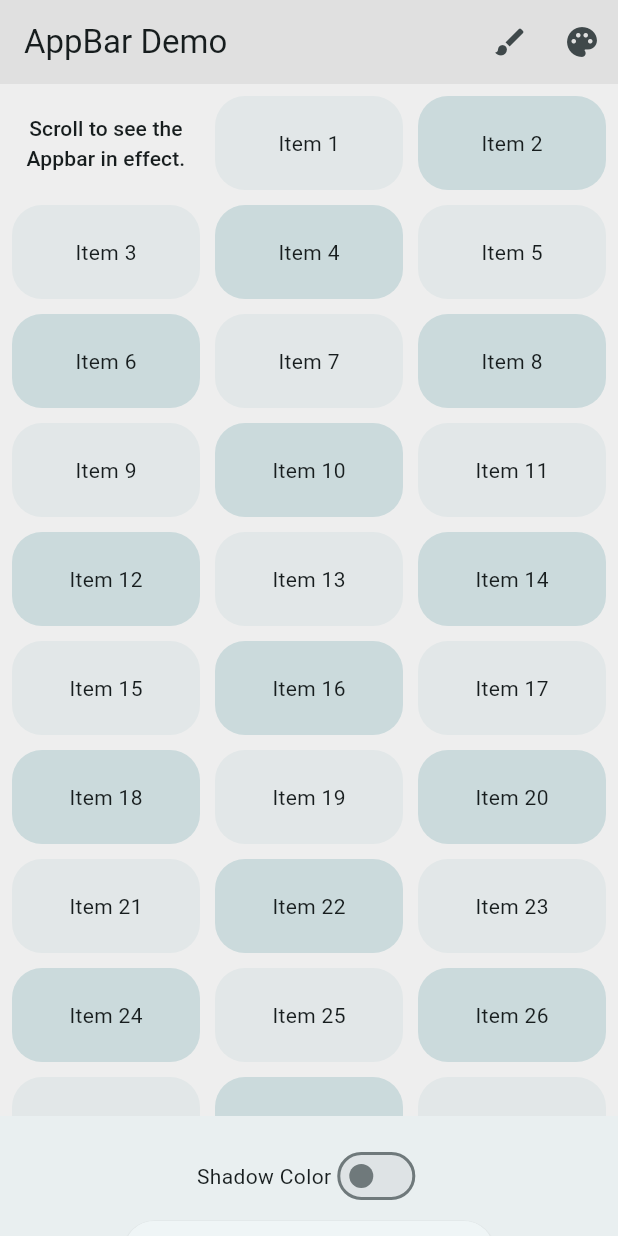
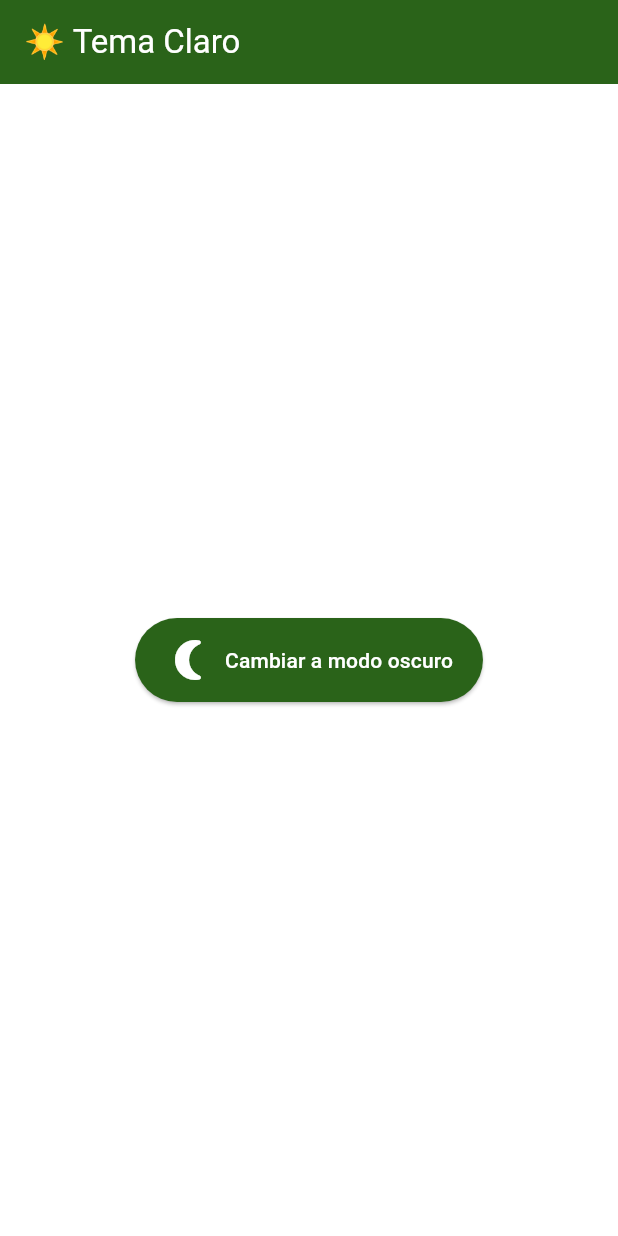
Before and after one commit to davidramire/Clase-18-octubre, a Flutter app: the screen it shows after launch, on a phone screen of 412 x 824 dp. Run offline on Flutter 3.47's test engine with Material 3 defaults, Android fonts, the phone set to English and light mode, and no system bars.

Commit message:
cambio de color

```diff
--- a/lib/main.dart
+++ b/lib/main.dart
@@ -1,186 +1,116 @@
 import 'package:flutter/material.dart';
 
-/// Flutter code sample for [AppBar] with dynamic color, SnackBar, and Switch.
+void main() {
+  runApp(const MyApp());
+}
 
-final List<int> _items = List<int>.generate(51, (int index) => index);
+class MyApp extends StatefulWidget {
+  const MyApp({super.key});
 
-void main() => runApp(const AppBarApp());
+  @override
+  State<MyApp> createState() => _MyAppState();
+}
 
-class AppBarApp extends StatelessWidget {
-  const AppBarApp({super.key});
+class _MyAppState extends State<MyApp> {
+  // Estado inicial: tema claro
+  ThemeMode _themeMode = ThemeMode.light;
+
+  // Cambia entre claro y oscuro
+  void _toggleTheme() {
+    setState(() {
+      _themeMode =
+          _themeMode == ThemeMode.light ? ThemeMode.dark : ThemeMode.light;
+    });
+  }
 
   @override
   Widget build(BuildContext context) {
     return MaterialApp(
-      theme: ThemeData(colorSchemeSeed: const Color(0xff00BCD4)),
-      debugShowCheckedModeBanner: false, // Añadido para quitar el banner de debug
-      home: const AppBarExample(),
+      title: 'Tema Claro y Oscuro',
+      debugShowCheckedModeBanner: false,
+
+      // ☀️ Tema claro
+      theme: ThemeData(
+        brightness: Brightness.light,
+        colorScheme: const ColorScheme.light(
+          primary: Color.fromARGB(255, 42, 99, 25),
+          onPrimary: Colors.white,
+          background: Color(0xFFFFFBFE),
+          onBackground: Color(0xFF1C1B1F),
+        ),
+        useMaterial3: true,
+      ),
+
+      // 🌙 Tema oscuro
+      darkTheme: ThemeData(
+        brightness: Brightness.dark,
+        colorScheme: const ColorScheme.dark(
+          primary: Color.fromARGB(255, 158, 145, 30),
+          onPrimary: Color(0xFF381E72),
+          background: Color(0xFF1C1B1F),
+          onBackground: Color(0xFFE6E1E5),
+        ),
+        useMaterial3: true,
+      ),
+
+      // Tema actual
+      themeMode: _themeMode,
+
+      home: MyHomePage(
+        onToggleTheme: _toggleTheme,
+        isDarkMode: _themeMode == ThemeMode.dark,
+      ),
     );
   }
 }
 
-class AppBarExample extends StatefulWidget {
-  const AppBarExample({super.key});
+class MyHomePage extends StatelessWidget {
+  final VoidCallback onToggleTheme;
+  final bool isDarkMode;
 
-  @override
-  State<AppBarExample> createState() => _AppBarExampleState();
-}
-
-class _AppBarExampleState extends State<AppBarExample> {
-  bool shadowColor = false;
-  double? scrolledUnderElevation;
-  Color appBarColor = const Color.fromARGB(255, 224, 224, 224);
-  Color scaffoldBackgroundColor = Colors.grey[200]!;
-  final List<Color> _appBarColors = [Colors.blue, const Color.fromARGB(255, 42, 107, 133), const Color.fromARGB(255, 59, 34, 32), const Color.fromARGB(255, 89, 44, 97), const Color.fromARGB(255, 179, 121, 34)];
-  final List<Color> _scaffoldColors = [Colors.grey[200]!, Colors.lightGreen[200]!, Colors.pink[200]!, Colors.teal[200]!, Colors.amber[200]!];
-  int _currentAppBarColorIndex = 0;
-  int _currentScaffoldColorIndex = 0;
-
-  void _changeAppBarColor(int newIndex, bool isAppBar) {
-    setState(() {
-      if (isAppBar) {
-        _currentAppBarColorIndex = newIndex;
-        appBarColor = _appBarColors[_currentAppBarColorIndex];
-      } else {
-        _currentScaffoldColorIndex = newIndex;
-        scaffoldBackgroundColor = _scaffoldColors[_currentScaffoldColorIndex];
-      }
-    });
-  }
-
-  void _showElevationSnackBar() {
-    ScaffoldMessenger.of(context).showSnackBar(
-      SnackBar(
-        content: Text('scrolledUnderElevation: ${scrolledUnderElevation ?? 'default'}'),
-        duration: const Duration(seconds: 2),
-      ),
-    );
-  }
+  const MyHomePage({
+    super.key,
+    required this.onToggleTheme,
+    required this.isDarkMode,
+  });
 
   @override
   Widget build(BuildContext context) {
-    final ColorScheme colorScheme = Theme.of(context).colorScheme;
-    final Color oddItemColor = colorScheme.primary.withOpacity(0.05);
-    final Color evenItemColor = colorScheme.primary.withOpacity(0.15);
+    final theme = Theme.of(context).colorScheme;
 
     return Scaffold(
-      backgroundColor: scaffoldBackgroundColor,
       appBar: AppBar(
-        title: const Text('AppBar Demo'),
-        scrolledUnderElevation: scrolledUnderElevation,
-        shadowColor: shadowColor ? Theme.of(context).colorScheme.shadow : null,
-        backgroundColor: appBarColor,
-        actions: [
-          PopupMenuButton<int>(
-            icon: const Icon(Icons.brush),
-            onSelected: (int newIndex) => _changeAppBarColor(newIndex, true),
-            itemBuilder: (BuildContext context) {
-              return _appBarColors.asMap().entries.map((entry) {
-                final index = entry.key;
-                final color = entry.value;
-                return PopupMenuItem<int>(
-                  value: index,
-                  child: ListTile(
-                    leading: Container(
-                      width: 20,
-                      height: 20,
-                      color: color,
-                    ),
-                    title: Text('AppBar Color ${index + 1}'),
-                  ),
-                );
-              }).toList();
-            },
+        title: Text(isDarkMode ? "🌙 Tema Oscuro" : "☀️ Tema Claro"),
+        backgroundColor: theme.primary,
+        foregroundColor: theme.onPrimary,
+      ),
+      body: Center(
+        child: ElevatedButton.icon(
+          onPressed: onToggleTheme,
+
+          // 🌟 Ícono animado
+          icon: AnimatedSwitcher(
+            duration: const Duration(milliseconds: 600),
+            transitionBuilder: (child, animation) => RotationTransition(
+              turns: Tween(begin: 0.75, end: 1.0).animate(animation),
+              child: FadeTransition(opacity: animation, child: child),
+            ),
+            child: Icon(
+              isDarkMode ? Icons.wb_sunny : Icons.nightlight_round,
+              key: ValueKey<bool>(isDarkMode),
+              size: 32,
+            ),
           ),
-          PopupMenuButton<int>(
-            icon: const Icon(Icons.palette),
-            onSelected: (int newIndex) => _changeAppBarColor(newIndex, false),
-            itemBuilder: (BuildContext context) {
-              return _scaffoldColors.asMap().entries.map((entry) {
-                final index = entry.key;
-                final color = entry.value;
-                return PopupMenuItem<int>(
-                  value: index,
-                  child: ListTile(
-                    leading: Container(
-                      width: 20,
-                      height: 20,
-                      color: color,
-                    ),
-                    title: Text('Scaffold Color ${index + 1}'),
-                  ),
-                );
-              }).toList();
-            },
+
+          // Texto dinámico
+          label: Text(
+            isDarkMode ? "Cambiar a modo claro" : "Cambiar a modo oscuro",
           ),
-        ],
-      ),
-      body: GridView.builder(
-        itemCount: _items.length,
-        padding: const EdgeInsets.all(8.0),
-        gridDelegate: const SliverGridDelegateWithFixedCrossAxisCount(
-          crossAxisCount: 3,
-          childAspectRatio: 2.0,
-          mainAxisSpacing: 10.0,
-          crossAxisSpacing: 10.0,
-        ),
-        itemBuilder: (BuildContext context, int index) {
-          if (index == 0) {
-            return Center(
-              child: Text(
-                'Scroll to see the Appbar in effect.',
-                style: Theme.of(context).textTheme.labelLarge,
-                textAlign: TextAlign.center,
-              ),
-            );
-          }
-          return Container(
-            alignment: Alignment.center,
-            decoration: BoxDecoration(
-              borderRadius: BorderRadius.circular(20.0),
-              color: _items[index].isOdd ? oddItemColor : evenItemColor,
-            ),
-            child: Text('Item $index'),
-          );
-        },
-      ),
-      bottomNavigationBar: BottomAppBar(
-        child: Padding(
-          padding: const EdgeInsets.all(8),
-          child: OverflowBar(
-            overflowAlignment: OverflowBarAlignment.center,
-            alignment: MainAxisAlignment.center,
-            overflowSpacing: 5.0,
-            children: <Widget>[
-              Row(
-                mainAxisSize: MainAxisSize.min,
-                children: [
-                  const Text('Shadow Color'),
-                  Switch(
-                    value: shadowColor,
-                    onChanged: (bool value) {
-                      setState(() {
-                        shadowColor = value;
-                      });
-                    },
-                  ),
-                ],
-              ),
-              const SizedBox(width: 5),
-              ElevatedButton(
-                onPressed: () {
-                  setState(() {
-                    if (scrolledUnderElevation == null) {
-                      scrolledUnderElevation = 4.0;
-                    } else {
-                      scrolledUnderElevation = scrolledUnderElevation! + 1.0;
-                    }
-                    _showElevationSnackBar();
-                  });
-                },
-                child: Text('scrolledUnderElevation: ${scrolledUnderElevation ?? 'default'}'),
-              ),
-            ],
+
+          style: ElevatedButton.styleFrom(
+            backgroundColor: theme.primary,
+            foregroundColor: theme.onPrimary,
+            padding: const EdgeInsets.symmetric(horizontal: 20, vertical: 12),
           ),
         ),
       ),
```
